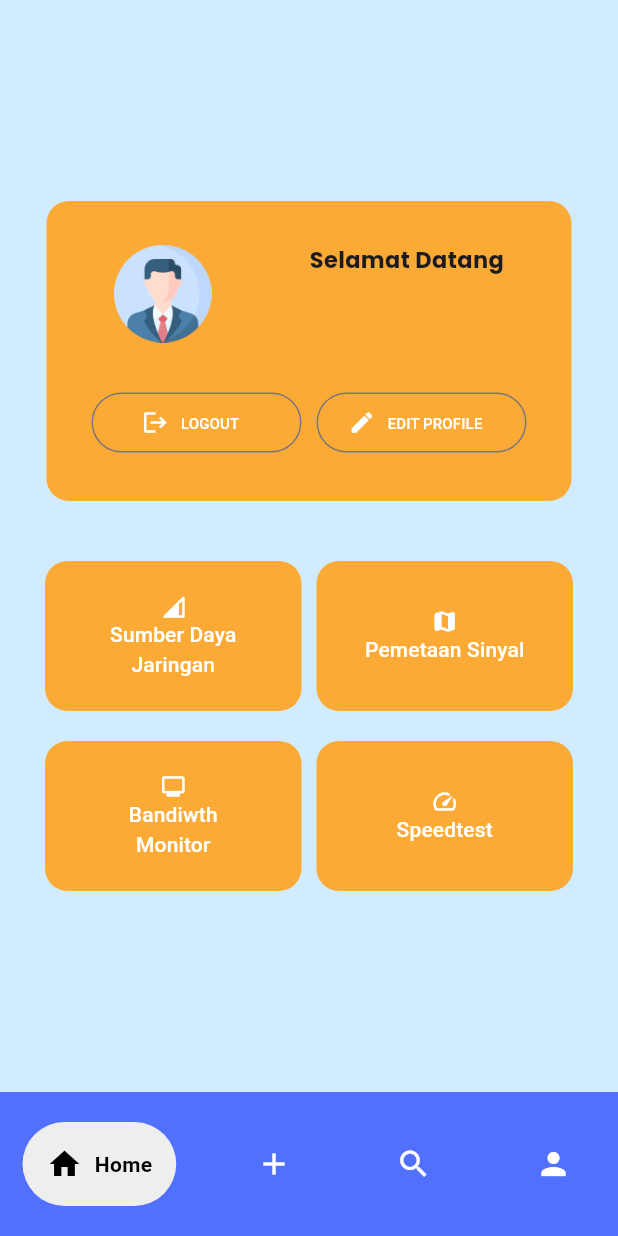
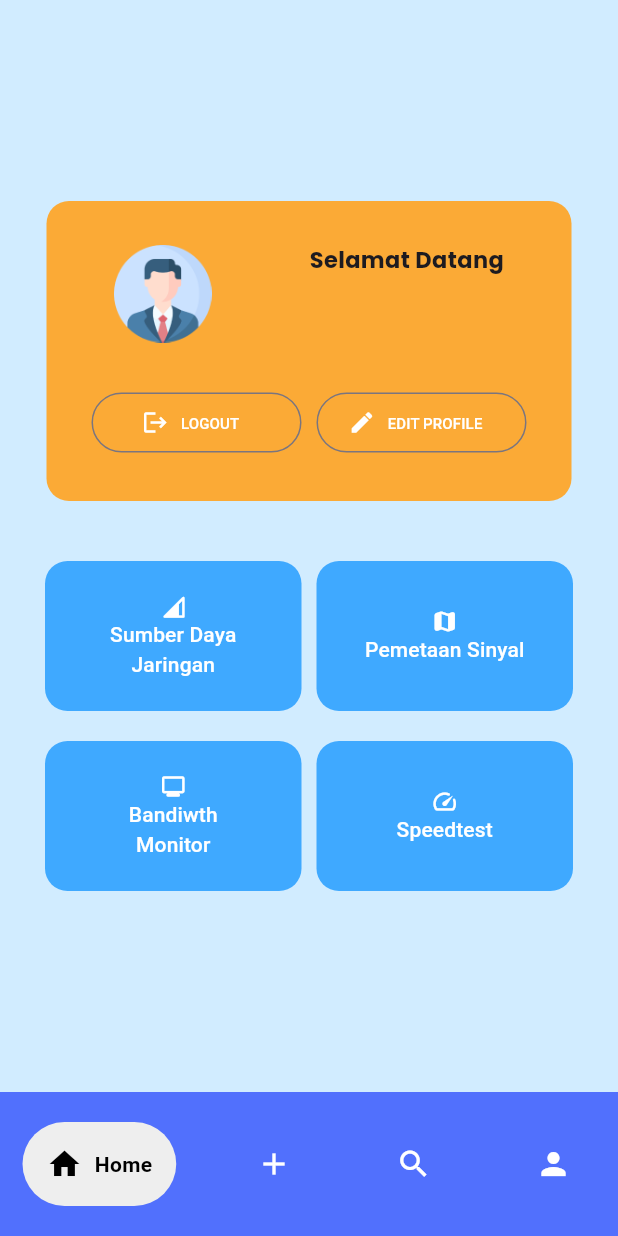
Before and after one commit to ToebagusFarhan/YASI-APP, a Flutter app: the HomePage screen opened by its route, on a phone screen of 412 x 824 dp. Run offline on Flutter 3.47's test engine with Material 3 defaults, Android fonts, the phone set to English and light mode, and no system bars; drawn by our look-alikes of google_nav_bar.

Commit message:
modified:   lib/views/HomePage.dart

```diff
--- a/lib/views/HomePage.dart
+++ b/lib/views/HomePage.dart
@@ -132,7 +132,7 @@ class _Homeviewstate extends State<HomePage> {
                           width: 100,
                           height: 100,
                           decoration: ShapeDecoration(
-                            color: const Color(0xFFFBAA36),
+                            color: Color.fromARGB(255, 63, 169, 255),
                             shape: RoundedRectangleBorder(
                               borderRadius: BorderRadius.circular(15),
                             ),
@@ -172,7 +172,7 @@ class _Homeviewstate extends State<HomePage> {
                         width: 100,
                         height: 100,
                         decoration: ShapeDecoration(
-                          color: const Color(0xFFFBAA36),
+                          color: Color.fromARGB(255, 63, 169, 255),
                           shape: RoundedRectangleBorder(
                             borderRadius: BorderRadius.circular(15),
                           ),
@@ -220,7 +220,7 @@ class _Homeviewstate extends State<HomePage> {
                           width: 100,
                           height: 100,
                           decoration: ShapeDecoration(
-                            color: const Color(0xFFFBAA36),
+                            color: Color.fromARGB(255, 63, 169, 255),
                             shape: RoundedRectangleBorder(
                               borderRadius: BorderRadius.circular(15),
                             ),
@@ -260,7 +260,7 @@ class _Homeviewstate extends State<HomePage> {
                         width: 100,
                         height: 100,
                         decoration: ShapeDecoration(
-                          color: const Color(0xFFFBAA36),
+                          color: Color.fromARGB(255, 63, 169, 255),
                           shape: RoundedRectangleBorder(
                             borderRadius: BorderRadius.circular(15),
                           ),
```
